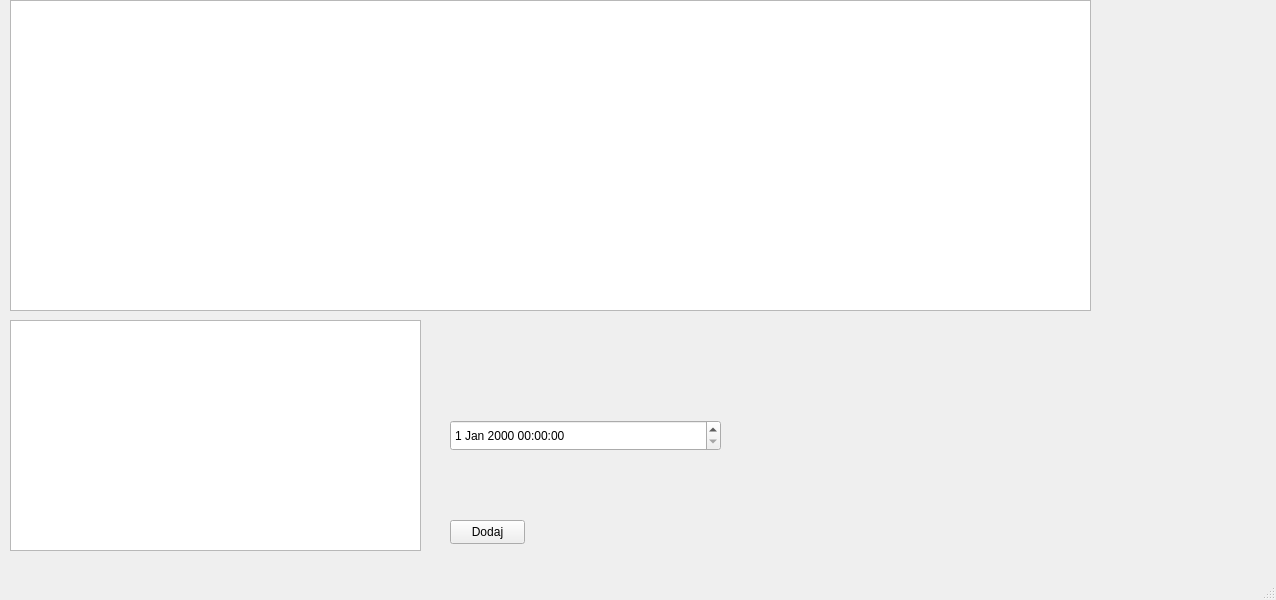
This is mainwindow.ui in FilipRusztowicz/pamietnik-cyfrowy as Qt 5 draws it before an edit. The edited form follows.
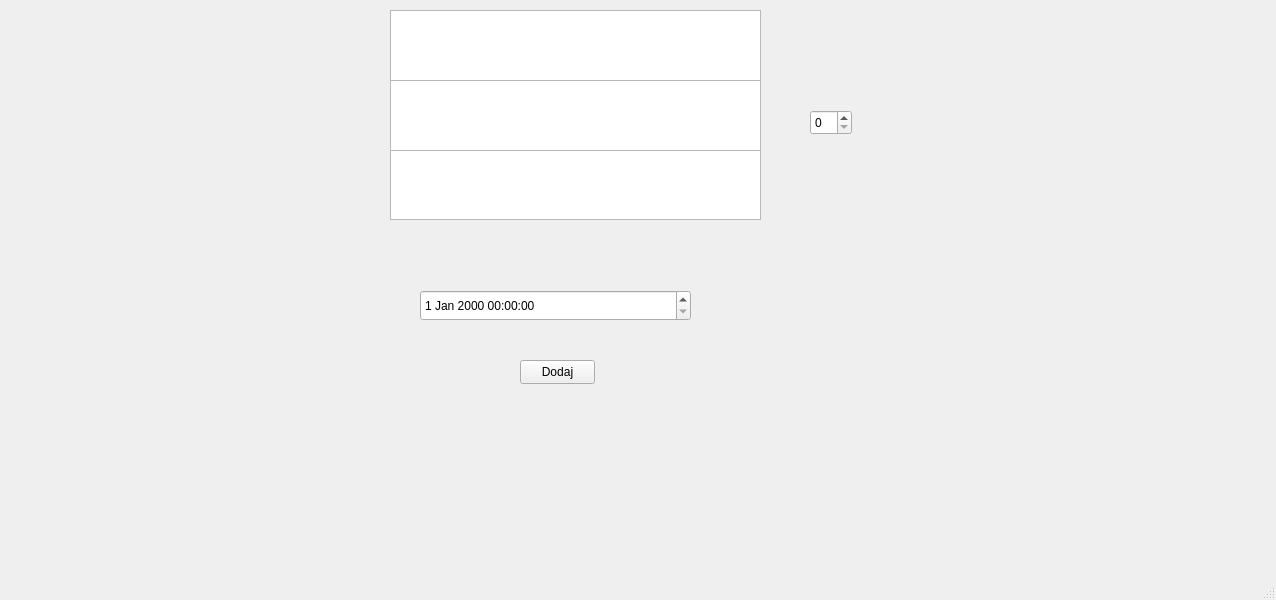
This is the edited form.

```diff
--- a/mainwindow.ui
+++ b/mainwindow.ui
@@ -14,21 +14,11 @@
    <string>MainWindow</string>
   </property>
   <widget class="QWidget" name="centralwidget">
-   <widget class="QTextEdit" name="textEdit">
-    <property name="geometry">
-     <rect>
-      <x>10</x>
-      <y>320</y>
-      <width>411</width>
-      <height>231</height>
-     </rect>
-    </property>
-   </widget>
    <widget class="QDateTimeEdit" name="dateTimeEdit">
     <property name="geometry">
      <rect>
-      <x>450</x>
-      <y>420</y>
+      <x>420</x>
+      <y>290</y>
       <width>271</width>
       <height>31</height>
      </rect>
@@ -37,8 +27,8 @@
    <widget class="QPushButton" name="pushButton">
     <property name="geometry">
      <rect>
-      <x>450</x>
-      <y>520</y>
+      <x>520</x>
+      <y>360</y>
       <width>75</width>
       <height>24</height>
      </rect>
@@ -50,10 +40,10 @@
    <widget class="QTextEdit" name="kontener">
     <property name="geometry">
      <rect>
-      <x>10</x>
-      <y>0</y>
-      <width>1081</width>
-      <height>311</height>
+      <x>390</x>
+      <y>10</y>
+      <width>371</width>
+      <height>71</height>
      </rect>
     </property>
     <property name="maximumSize">
@@ -63,6 +53,36 @@
      </size>
     </property>
    </widget>
+   <widget class="QTextEdit" name="TextEditL">
+    <property name="geometry">
+     <rect>
+      <x>390</x>
+      <y>150</y>
+      <width>371</width>
+      <height>70</height>
+     </rect>
+    </property>
+   </widget>
+   <widget class="QTextEdit" name="textEdit">
+    <property name="geometry">
+     <rect>
+      <x>390</x>
+      <y>80</y>
+      <width>371</width>
+      <height>71</height>
+     </rect>
+    </property>
+   </widget>
+   <widget class="QSpinBox" name="spinBox">
+    <property name="geometry">
+     <rect>
+      <x>810</x>
+      <y>110</y>
+      <width>42</width>
+      <height>25</height>
+     </rect>
+    </property>
+   </widget>
   </widget>
   <widget class="QMenuBar" name="menubar">
    <property name="geometry">
```
